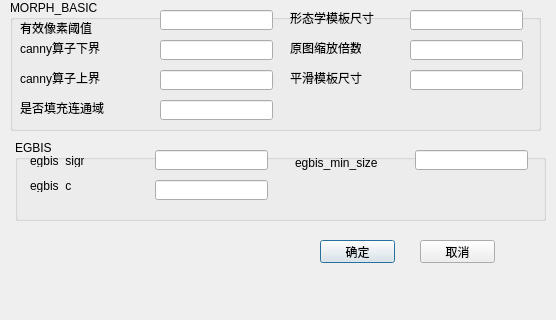
First picture: the form in system/Pixel0.1/gui/dialog_segmentParasAll.ui, repository buptjz/Pixel, before the edit; both pictures show x 0 to 556 and y 160 to 480 of the 556 by 480 pixel window.
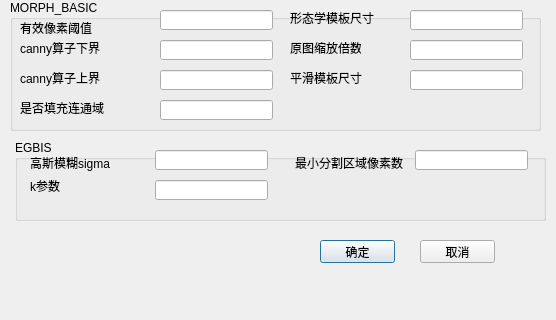
Second picture: the form after the edit.

Commit message: more params' names

```diff
--- a/system/Pixel0.1/gui/dialog_segmentParasAll.ui
+++ b/system/Pixel0.1/gui/dialog_segmentParasAll.ui
@@ -204,12 +204,12 @@
      <rect>
       <x>15</x>
       <y>15</y>
-      <width>54</width>
-      <height>12</height>
+      <width>101</width>
+      <height>16</height>
      </rect>
     </property>
     <property name="text">
-     <string>egbis_sigma</string>
+     <string>高斯模糊sigma</string>
     </property>
    </widget>
    <widget class="QLineEdit" name="lineEdit_egbis_sigma">
@@ -235,7 +235,7 @@
      </rect>
     </property>
     <property name="text">
-     <string>egbis_c</string>
+     <string>k参数</string>
     </property>
    </widget>
    <widget class="QLineEdit" name="lineEdit_egbis_c">
@@ -256,12 +256,12 @@
      <rect>
       <x>280</x>
       <y>15</y>
-      <width>96</width>
+      <width>111</width>
       <height>16</height>
      </rect>
     </property>
     <property name="text">
-     <string>egbis_min_size</string>
+     <string>最小分割区域像素数</string>
     </property>
    </widget>
    <widget class="QLineEdit" name="lineEdit_egbis_min_size">
```
